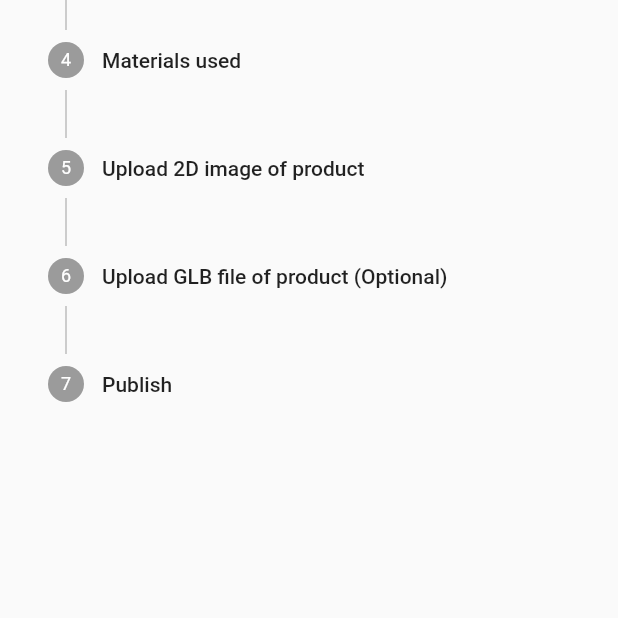
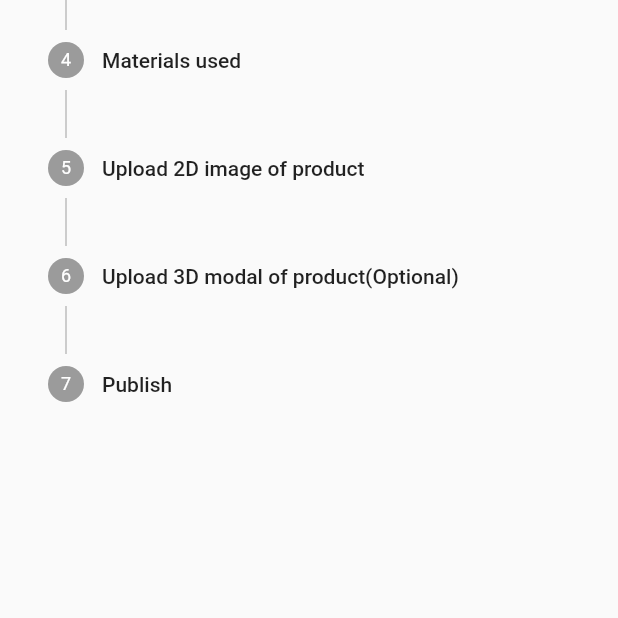
Before and after one commit to mayur4591/mp1_owner_app, a Flutter app: the ProductInfoPage screen opened directly, after a tap on "CONTINUE", on a phone screen of 412 x 824 dp, the part 618-1236 px from its top. Run offline on Flutter 3.47's test engine with Material 2 defaults, Android fonts, the phone set to English and light mode, and no system bars; our stand-ins replace badges, file_picker, firebase_auth, firebase_core, firebase_database, firebase_storage and 4 more; missing offline and left inert: model_viewer_plus; accounts and stored records are empty; network calls fail.

Commit message:
All done

```diff
--- a/lib/Screens/New Product/productImage.dart
+++ b/lib/Screens/New Product/productImage.dart
@@ -1,6 +1,9 @@
 
 import 'dart:io';
+import 'dart:math';
+import 'dart:typed_data';
 
+import 'package:file_picker/file_picker.dart';
 import 'package:firebase_auth/firebase_auth.dart';
 import 'package:firebase_database/firebase_database.dart';
 import 'package:firebase_storage/firebase_storage.dart';
@@ -9,6 +12,7 @@ import 'package:flutter/material.dart';
 import 'package:flutter_spinkit/flutter_spinkit.dart';
 import 'package:image_picker/image_picker.dart';
 import 'package:owner_app/Models/NewProduct.dart';
+import 'package:owner_app/Screens/HomeScreens/homeScreen.dart';
 import 'package:owner_app/Screens/New%20Product/ProductPublished.dart';
 
 class ProductInfoPage extends StatefulWidget {
@@ -25,15 +29,22 @@ class _ProductInfoPageState extends State<ProductInfoPage> {
   final productMaterialsUsedController = TextEditingController();
   var product_2d_image;
   var product_glb_file;
+
   bool isloading=false;
   bool isImageSelected=false;
+  bool isglbFileSelected=false;
   bool isPublishing=false;
+  bool isGlbloding=false;
+
+
   int _currentStep = 0;
-  bool isloding=false;
   var image_2d;
+  var glb_file;
+
   String image_url="";
   String glb_file_url="";
   String product_id="";
+
   Future publishProduct(NewProduct newProduct) async  {
     await FirebaseDatabase.instance.reference().child('Users/all_users/${FirebaseAuth.instance.currentUser!.uid}/product_list').push().once().then((value) => {
       setState((){
@@ -73,7 +84,9 @@ class _ProductInfoPageState extends State<ProductInfoPage> {
         'product_id':product_id,
       })
     }).then((value) => {
-      Navigator.pushReplacement(context, MaterialPageRoute(builder: (context)=> const ProductPublished()))
+      Navigator.pushReplacement(context, MaterialPageRoute(builder: (context)=> const HomeScren())),
+    ScaffoldMessenger.of(context).showSnackBar(const SnackBar(content: Text('Your product has successfully Published',style: TextStyle(color: Colors.black,fontWeight: FontWeight.w500),),backgroundColor: Colors.white,))
+
     })
     });
 
@@ -101,14 +114,60 @@ class _ProductInfoPageState extends State<ProductInfoPage> {
         });
       });
 
+  }
+
+
+  Future<void> getGlbFileAndUpload()async{
+
+    var rng = Random();
+
+    String randomName="";
+    for (var i = 0; i < 20; i++) {
+      print(rng.nextInt(100));
+      randomName += rng.nextInt(100).toString();
+    }
+    FilePickerResult? result = await FilePicker.platform.pickFiles(
+    );
+    File file=File(result!.files.first.path.toString());
+    print(result.files.first.extension);
+    String fileName = '${randomName}.glb';
+    print(fileName);
+    print('${file.readAsBytesSync()}');
+    saveGlb(file.readAsBytesSync(), fileName);
+  }
+
+  Future<void> saveGlb(Uint8List asset, String name) async {
+    Reference reference = FirebaseStorage.instance
+        .ref()
+        .child('owner')
+        .child(FirebaseAuth.instance.currentUser!.uid)
+        .child(name);
+    SettableMetadata metadata =
+    SettableMetadata(
+      cacheControl: 'max-age=60',
+      contentType: 'glb'
+
+    );
+
+   await reference.putData(asset,metadata);
+
+        reference.getDownloadURL().then((value) {
+          setState(() {
+            glb_file_url=value;
+            print('Glb modal :- '+glb_file_url);
+              isglbFileSelected=true;
+              isGlbloding=false;
+          });
+        });
 
   }
+
 
   @override
   Widget build(BuildContext context) {
     return Scaffold(
         appBar: AppBar(
-          title: Text('Details'),
+          title: const Text('Details'),
           backgroundColor: Color.fromRGBO(44, 53, 57, 1),
         ),
         body: isPublishing? const PublishingScreen():SafeArea(
@@ -205,7 +264,9 @@ class _ProductInfoPageState extends State<ProductInfoPage> {
                             },
                               child: const Icon(Icons.cancel,color: Colors.grey,size: 18,)),
 
-                        )):GestureDetector(
+                        )
+                    ):
+                    GestureDetector(
                       onTap: (){
                         get_2d_Image().then((value) => {
                         setState(() {
@@ -247,21 +308,51 @@ class _ProductInfoPageState extends State<ProductInfoPage> {
 
                  ),
                  Step(
-                    title: const Text('Upload GLB file of product (Optional)'),
-                    content: Column(
-                      mainAxisAlignment: MainAxisAlignment.start,
-                      children: [
-                        const Text(
-                          'This will be used for Augumented Reality purpose.',
+                  title: const Text('Upload 3D modal of product(Optional)'),
+                  content:isglbFileSelected? Container(
+                      height: 50,
+                      width: MediaQuery.of(context).size.width / 1.4,
+                      decoration: BoxDecoration(
+                          color: Colors.grey.withOpacity(0.15),
+                          borderRadius: BorderRadius.circular(10)),
+                      child:  ListTile(
+                        horizontalTitleGap: -15,
+                        leading:  const Icon(
+                          Icons.verified,
+                          color: Colors.blueGrey,
+                          size: 15,
+                        ),
+                        title: const Text(
+                          'Product modal selected',
                           style: TextStyle(
+                              fontWeight: FontWeight.w500,
+                              fontSize: 12, color: Colors.blueGrey),
+                        ),
+                        trailing: GestureDetector(
+                            onTap: (){
+                              setState(() {
+                                isglbFileSelected=false;
+                                glb_file="";
+                              });
+                            },
+                            child: const Icon(Icons.cancel,color: Colors.grey,size: 18,)),
+
+                      )
+                  ):
+                  GestureDetector(
+                    onTap: (){
+                      setState(() {
+                        isGlbloding=true;
+                      });
+                      getGlbFileAndUpload().then((value) => {
+
+                      });
+
+                    },
+                    child: isGlbloding?const SpinKitThreeBounce(
+                      size: 20,
                       color: Colors.blueGrey,
-                              fontSize: 12,
-                              fontWeight: FontWeight.w500),
-                        ),
-                        const SizedBox(
-                          height: 5,
-                        ),
-                        Container(
+                    ):Container(
                         height: 120,
                         width: MediaQuery.of(context).size.width / 1.4,
                         decoration: BoxDecoration(
@@ -284,19 +375,8 @@ class _ProductInfoPageState extends State<ProductInfoPage> {
                             )
                           ],
                         )),
-
-                        SizedBox(
-                          height: 5,
                   ),
-                        const Text(
-                          'This will help user for better understanding of product,we recommend you to upload this but it is optional so you can think about it.',
-                          style: TextStyle(
-                              color: Colors.blueGrey,
-                              fontSize: 10,
-                              fontWeight: FontWeight.w500),
                 ),
-                      ],
-                    )),
                  Step(
                     title: const Text('Publish'),
                     content: Column(
@@ -316,19 +396,11 @@ class _ProductInfoPageState extends State<ProductInfoPage> {
                           style: TextStyle(
                               fontSize: 10,
                               fontWeight: FontWeight.w500,
-                              color: Colors.blueGrey),),
-
-
+                              color: Colors.blueGrey),)
 
                       ],
                     )),
               ],
-              // onStepTapped: (newStep) {
-              //   setState(() {
-              //     _currentStep = newStep;
-              //   });
-              //   print(_currentStep);
-              // },
               onStepContinue: () {
                 if (_currentStep != 6) {
                   _currentStep++;
@@ -338,16 +410,20 @@ class _ProductInfoPageState extends State<ProductInfoPage> {
                   {
                     if(productNameController.text.isEmpty || productPriceController.text.isEmpty || productDetailsController.text.isEmpty|| productMaterialsUsedController.text.isEmpty || image_url=='')
                       {
-                        ScaffoldMessenger.of(context).showSnackBar(SnackBar(content: Text('Fill all required details')));
+                        ScaffoldMessenger.of(context).showSnackBar(const SnackBar(content: Text('Fill all required details')));
+                      }
+                    else if(isGlbloding || isloading)
+                      {
+                        ScaffoldMessenger.of(context).showSnackBar(const SnackBar(content: Text('Wait till 3D modal get uploaded completely...')));
                       }
                     else
                       {
                       setState((){
                       isPublishing=true;
                       });
-
                         NewProduct newProduct=NewProduct(productNameController.text, productPriceController.text, productDetailsController.text, productMaterialsUsedController.text, image_url, glb_file_url);
                         publishProduct(newProduct).then((value) => {
+                          print(glb_file_url),
                       setState((){
                       isPublishing=false;
                       })
@@ -391,7 +467,6 @@ class _PublishingScreenState extends State<PublishingScreen> {
         Text('We are publishing your product...',style: TextStyle(color: Colors.blueGrey,fontSize: 15,fontWeight: FontWeight.w500),),
         SizedBox(height: 10,),
         Text('It will take some time please wait.',style: TextStyle(color: Colors.blueGrey,fontSize: 10,fontWeight: FontWeight.w500),)
-
       ],
     );
   }
--- a/pubspec.yaml
+++ b/pubspec.yaml
@@ -32,8 +32,9 @@ dependencies:
   arcore_flutter_plugin: ^0.0.11
   flutter_svg: ^1.1.4
   model_viewer_plus: ^1.3.3
-  webview_flutter: ^3.0.4
+  flutter_document_picker: ^5.1.0
 
+  file_picker: ^5.2.2
 
   image_picker: ^0.8.4+11
   firebase_storage: ^10.2.18
```
Also changed, not shown: lib/Screens/ProductView/productdetail.dart (+1 -21 lines), lib/main.dart (+2 -8 lines), lib/test.dart (+44 -3 lines), pubspec.lock, 1 other file. Lines whose indentation alone changed are shown as unchanged.
